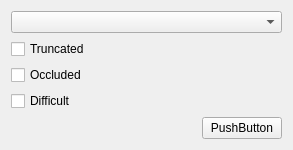
The window that andenet/label_assistant.ui (persts/BBoxEE) describes before a commit, drawn with Qt 5.
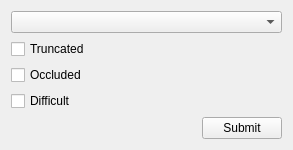
The same window after the commit.

```diff
--- a/andenet/label_assistant.ui
+++ b/andenet/label_assistant.ui
@@ -56,7 +56,7 @@
      <item>
       <widget class="QPushButton" name="pushButtonSubmit">
        <property name="text">
-        <string>PushButton</string>
+        <string>Submit</string>
        </property>
       </widget>
      </item>
```
